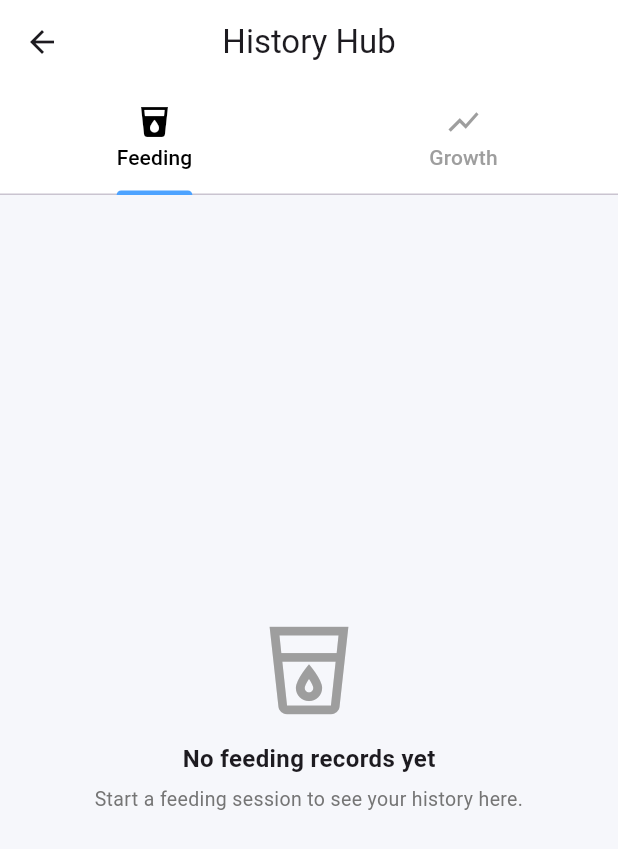
After one commit to m3hm3tcan/Leyumi, a Flutter app: the HistoryHubScreen screen opened directly, on a phone screen of 412 x 824 dp. The commit adds this screen. Shown: the top 849 px of the screen. Run offline on Flutter 3.47's test engine with Material 3 defaults, Android fonts, the phone set to English and light mode, and no system bars; our stand-ins replace google_fonts, shared_preferences; accounts and stored records are empty.

Commit message:
history UI update v1

```diff
--- a/lib/features/history/history_hub_screen.dart
+++ b/lib/features/history/history_hub_screen.dart
@@ -0,0 +1,41 @@
+import 'package:flutter/material.dart';
+import 'package:babyfeedpro/features/history/tabs/feeding_tab.dart';
+import 'package:babyfeedpro/features/history/tabs/growth_tab.dart';
+
+class HistoryHubScreen extends StatelessWidget {
+  const HistoryHubScreen({super.key});
+
+  @override
+  Widget build(BuildContext context) {
+    return DefaultTabController(
+      length: 2, // ileride 3 (Diaper eklenecek)
+      child: Scaffold(
+        backgroundColor: const Color(0xffF6F7FB),
+
+        appBar: AppBar(
+          title: const Text("History Hub"),
+          centerTitle: true,
+          backgroundColor: Colors.white,
+          elevation: 0,
+
+          bottom: const TabBar(
+            indicatorColor: Color(0xff4DA3FF),
+            labelColor: Colors.black,
+            unselectedLabelColor: Colors.grey,
+            tabs: [
+              Tab(text: "Feeding", icon: Icon(Icons.local_drink)),
+              Tab(text: "Growth", icon: Icon(Icons.show_chart)),
+            ],
+          ),
+        ),
+
+        body: const TabBarView(
+          children: [
+            FeedingTab(),
+            GrowthTab(),
+          ],
+        ),
+      ),
+    );
+  }
+}
--- /dev/null
+++ b/lib/features/history/tabs/feeding_tab.dart
@@ -0,0 +1,120 @@
+import 'package:flutter/material.dart';
+import 'package:babyfeedpro/services/feeding_storage.dart';
+import 'package:babyfeedpro/features/feeding/feeding_session.dart';
+
+import '../widgets/session_card.dart';
+import '../widgets/timeline_section.dart';
+import '../widgets/today_summary_card.dart';
+
+class FeedingTab extends StatefulWidget {
+  const FeedingTab({super.key});
+
+  @override
+  State<FeedingTab> createState() => _FeedingTabState();
+}
+
+class _FeedingTabState extends State<FeedingTab> {
+  List<FeedingSession> sessions = [];
+
+  @override
+  void initState() {
+    super.initState();
+    load();
+  }
+
+  Future<void> load() async {
+    final data = await FeedingStorage().loadSessions();
+    data.sort((a, b) => b.startTime.compareTo(a.startTime));
+    setState(() => sessions = data);
+  }
+
+  Map<String, List<FeedingSession>> group() {
+    final Map<String, List<FeedingSession>> map = {};
+
+    for (final s in sessions) {
+      final key = _getSection(s.startTime);
+      map.putIfAbsent(key, () => []);
+      map[key]!.add(s);
+    }
+
+    return map;
+  }
+
+  Future<void> deleteSession(FeedingSession session) async {
+    setState(() {
+        sessions.remove(session);
+    });
+
+    await FeedingStorage().saveAllSessions(sessions);
+}
+
+  String _getSection(DateTime date) {
+    final now = DateTime.now();
+    final today = DateTime(now.year, now.month, now.day);
+    final sessionDay = DateTime(date.year, date.month, date.day);
+
+    if (sessionDay == today) return "Today";
+    return "Older";
+  }
+
+  @override
+  Widget build(BuildContext context) {
+    final grouped = group();
+
+    if (sessions.isEmpty) {
+        return _emptyState();
+    }
+
+    return ListView(
+      padding: const EdgeInsets.only(bottom: 24),
+      children: [
+        const SizedBox(height: 12),
+
+        if (grouped["Today"] != null)
+          TodaySummaryCard(sessions: grouped["Today"]!),
+
+        for (final entry in grouped.entries)
+          TimelineSection(
+            title: entry.key,
+            sessions: entry.value,
+            onDelete: deleteSession,
+          ),
+      ],
+    );
+  }
+
+  Widget _emptyState() {
+    return Center(
+        child: Padding(
+        padding: const EdgeInsets.all(24),
+        child: Column(
+            mainAxisAlignment: MainAxisAlignment.center,
+            children: [
+            const Icon(
+                Icons.local_drink_outlined,
+                size: 70,
+                color: Colors.grey,
+            ),
+            const SizedBox(height: 12),
+            const Text(
+                "No feeding records yet",
+                style: TextStyle(
+                fontSize: 16,
+                fontWeight: FontWeight.w600,
+                ),
+            ),
+            const SizedBox(height: 6),
+            Text(
+                "Start a feeding session to see your history here.",
+                textAlign: TextAlign.center,
+                style: TextStyle(
+                color: Colors.grey.shade600,
+                fontSize: 13,
+                ),
+            ),
+            ],
+        ),
+        ),
+    );
+    }
+}
--- a/lib/main.dart
+++ b/lib/main.dart
@@ -29,7 +29,7 @@ class BabyFeedApp extends StatelessWidget {
         "/onboarding": (_) => const OnboardingScreen(),
         "/home": (_) => const HomeScreen(),
         "/growth_update": (_) => const GrowthUpdateScreen(),
-        "/growth_history": (_) => const GrowthHistoryScreen(),
+        // "/growth_history": (_) => const GrowthHistoryScreen(),
       },
     );
   }
```
Also changed, not shown: lib/features/history/tabs/growth_tab.dart (added, +172 -0 lines), lib/features/home/home_screen.dart (+10 -12 lines).
